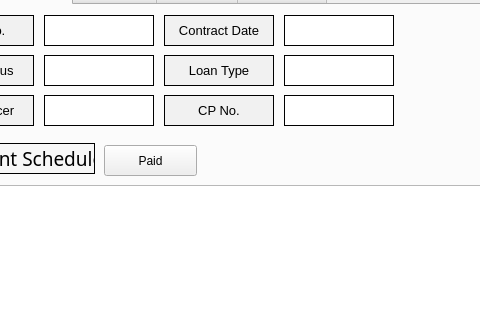
Before: the Qt Designer form app/src/pages/repayment/details.ui in DY-Microfinance-Customer-Management/dymf-algorithm, drawn with Qt 5; both pictures show x 98 to 578 and y 81 to 401 of the 1461 by 702 pixel window.
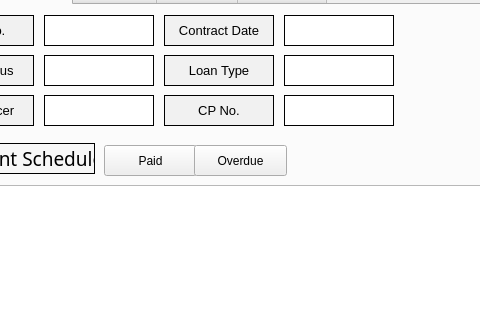
After: the same form once the commit is applied.

```diff
--- a/app/src/pages/repayment/details.ui
+++ b/app/src/pages/repayment/details.ui
@@ -1094,6 +1094,19 @@
        <string>MMK</string>
       </property>
      </widget>
+     <widget class="QPushButton" name="overdueButton">
+      <property name="geometry">
+       <rect>
+        <x>280</x>
+        <y>140</y>
+        <width>93</width>
+        <height>31</height>
+       </rect>
+      </property>
+      <property name="text">
+       <string>Overdue</string>
+      </property>
+     </widget>
     </widget>
     <widget class="QWidget" name="tab_3">
      <attribute name="title">
```
